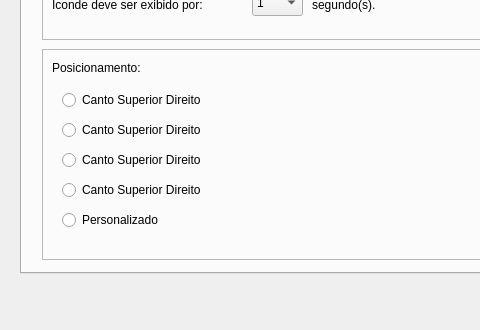
caioviel/pyannotator, file ui/ShowContent.ui: the form before one commit; both pictures show x 0 to 480 and y 317 to 647 of the 763 by 647 pixel window.
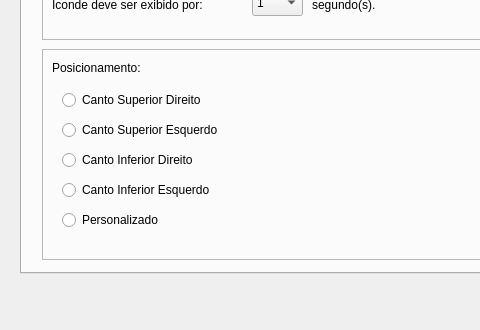
The form after the commit. Icons and pictures are not drawn.

Commit message: Show Content been implemented.

The edit to the form file:
```diff
--- a/ui/ShowContent.ui
+++ b/ui/ShowContent.ui
@@ -455,12 +455,12 @@
        <rect>
         <x>20</x>
         <y>70</y>
-        <width>181</width>
+        <width>221</width>
         <height>22</height>
        </rect>
       </property>
       <property name="text">
-       <string>Canto Superior Direito</string>
+       <string>Canto Superior Esquerdo</string>
       </property>
      </widget>
      <widget class="QRadioButton" name="radioButton_3">
@@ -473,7 +473,7 @@
        </rect>
       </property>
       <property name="text">
-       <string>Canto Superior Direito</string>
+       <string>Canto Inferior Direito</string>
       </property>
      </widget>
      <widget class="QRadioButton" name="radioButton_4">
@@ -481,12 +481,12 @@
        <rect>
         <x>20</x>
         <y>130</y>
-        <width>181</width>
+        <width>201</width>
         <height>22</height>
        </rect>
       </property>
       <property name="text">
-       <string>Canto Superior Direito</string>
+       <string>Canto Inferior Esquerdo</string>
       </property>
      </widget>
      <widget class="QRadioButton" name="radioButton_5">
```
Left out of the diff: 10 changed lines with no effect on the pictures. The commit also changes 17 other files.
